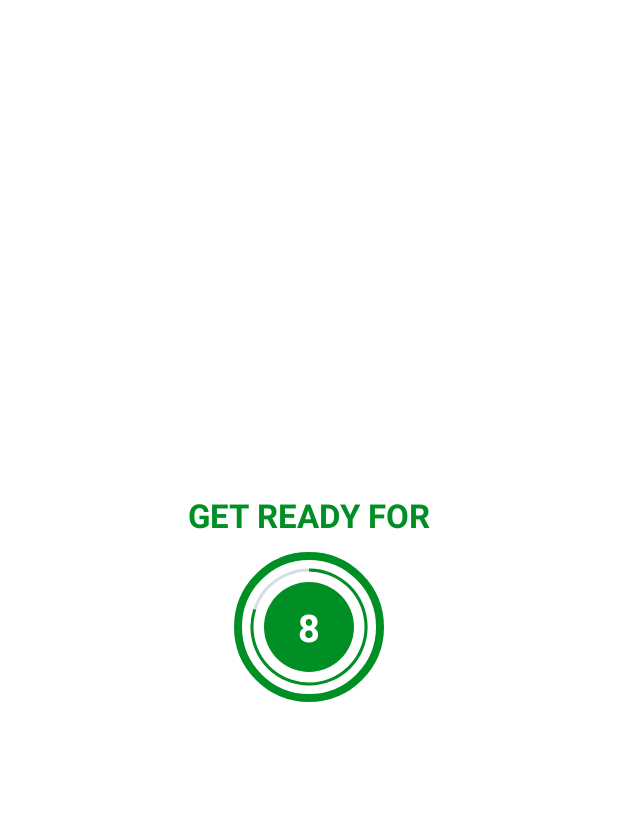
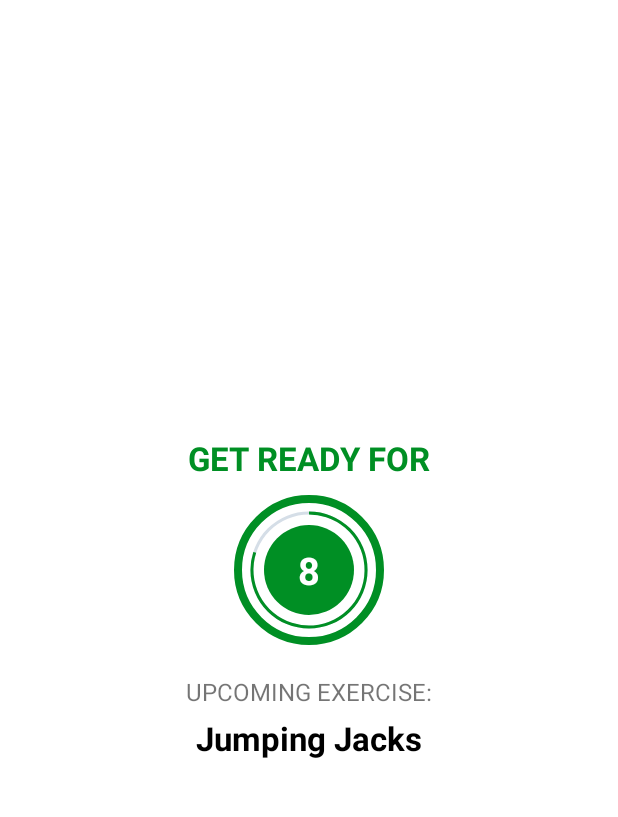
Before and after one commit to maximilian6547s/IntervalTrainingApp, an Android app: the ExerciseActivity screen opened directly, with no data from a screen before it, on a phone screen of 412 x 824 dp, the part 62-879 px from its top. Run offline under Robolectric (Android 15) with nearby library versions, the phone set to English and light mode, and no system bars.

Commit message:
Implement using model in exercise activity and show next exercise in rest view

```diff
--- a/app/src/main/java/com/maximcuker/intervaltrainingapp/ExerciseActivity.kt
+++ b/app/src/main/java/com/maximcuker/intervaltrainingapp/ExerciseActivity.kt
@@ -35,8 +35,8 @@ class ExerciseActivity : AppCompatActivity() {
             onBackPressed()
         }
 
+        exerciseList = Constants.defaultExerciseList()
         setupRestView()
-        exerciseList = Constants.defaultExerciseList()
 
 
     }
@@ -74,7 +74,12 @@ class ExerciseActivity : AppCompatActivity() {
             }
 
             override fun onFinish() {
-                setupRestView()
+//                if (currentExercisePosition< (exerciseList?.size ?: 0)-1 ) {
+                if (currentExercisePosition<1) {
+                    setupRestView()
+                } else {
+                    Toast.makeText(this@ExerciseActivity,"Congratulations! You have completed the 7 minutes workout!", Toast.LENGTH_LONG).show()
+                }
             }
         }.start()
     }
@@ -87,7 +92,11 @@ class ExerciseActivity : AppCompatActivity() {
             restTimer?.cancel()
             restProgress = 0
         }
+
+        tvUpcomingExerciseName.text = exerciseList?.get(currentExercisePosition + 1)?.name
+
         setRestProgressBar()
+
     }
 
     private fun setupExerciseView(){
@@ -99,5 +108,10 @@ class ExerciseActivity : AppCompatActivity() {
             exerciseProgress = 0
         }
         setExerciseProgressBar()
+
+        ivImage.setImageResource(exerciseList?.get(currentExercisePosition)?.image ?: R.drawable.ic_jumping_jacks)
+        tvExerciseName.text = exerciseList?.get(currentExercisePosition)?.name
+
+
     }
 }
--- a/app/src/main/res/layout/activity_exercise.xml
+++ b/app/src/main/res/layout/activity_exercise.xml
@@ -4,15 +4,15 @@
     xmlns:tools="http://schemas.android.com/tools"
     android:layout_width="match_parent"
     android:layout_height="match_parent"
-    tools:context=".ExerciseActivity"
+    android:background="@color/white"
     android:orientation="vertical"
-    android:background="@color/white">
+    tools:context=".ExerciseActivity">
 
     <androidx.appcompat.widget.Toolbar
         android:id="@+id/toolbarExerciseActivity"
         android:layout_width="match_parent"
         android:layout_height="?android:attr/actionBarSize"
-        android:background="@color/white"/>
+        android:background="@color/white" />
 
     <LinearLayout
         android:id="@+id/llRestView"
@@ -69,6 +69,24 @@
 
         </FrameLayout>
 
+        <TextView
+            android:layout_width="wrap_content"
+            android:layout_height="wrap_content"
+            android:layout_marginTop="20dp"
+            android:text="UPCOMING EXERCISE:"
+            android:textSize="16sp" />
+
+        <TextView
+            android:id="@+id/tvUpcomingExerciseName"
+            android:layout_width="wrap_content"
+            android:layout_height="wrap_content"
+            android:layout_marginTop="5dp"
+            android:text="Exercise Name"
+            android:textColor="@color/black"
+            android:textSize="22sp"
+            android:textStyle="bold" />
+
+
     </LinearLayout>
 
     <LinearLayout
@@ -80,6 +98,15 @@
         android:orientation="vertical"
         android:visibility="gone"
         tools:visibility="visible">
+
+        <ImageView
+            android:id="@+id/ivImage"
+            android:layout_width="match_parent"
+            android:layout_height="0dp"
+            android:layout_weight="1"
+            android:contentDescription="@string/image_name"
+            android:scaleType="fitXY"
+            android:src="@drawable/ic_jumping_jacks" />
 
         <TextView
             android:id="@+id/tvExerciseName"
```
